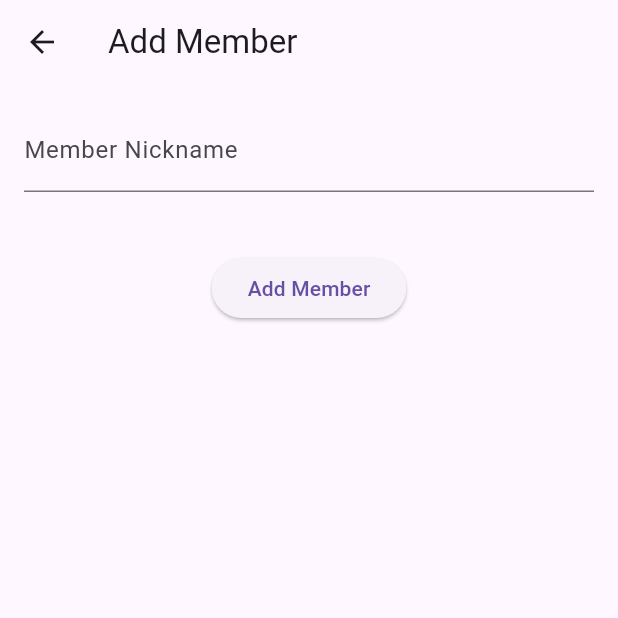
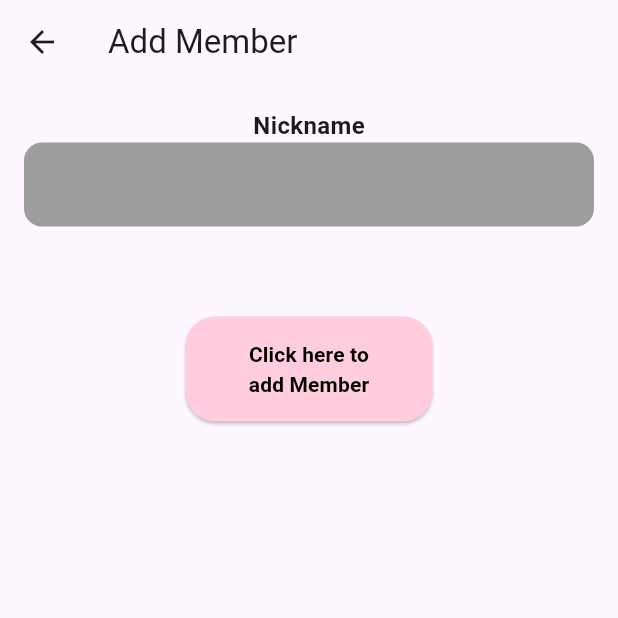
Before and after one commit to ye-one222/IST, a Flutter app: the AddMember screen opened directly with empty values, on a phone screen of 412 x 824 dp, the top half of it. Run offline on Flutter 3.47's test engine with Material 3 defaults, Android fonts, the light colour scheme and no system bars.

Commit message:
feat: 백 멤버추가 오류, 프론트 머지

```diff
--- a/se_frontend/lib/add_member.dart
+++ b/se_frontend/lib/add_member.dart
@@ -1,6 +1,8 @@
 import 'package:flutter/material.dart';
 import 'package:http/http.dart' as http;
 import 'package:se_frontend/myDashBoard.dart';
+
+final GlobalKey<FormState> _formKey = GlobalKey<FormState>();
 
 class AddMember extends StatefulWidget {
   final int projectId;
@@ -92,26 +94,65 @@ class _AddMemberState extends State<AddMember> {
       appBar: AppBar(title: const Text('Add Member')),
       body: Padding(
         padding: const EdgeInsets.all(16.0),
+        child: Form(
+          key: _formKey,
           child: Column(
             children: [
-            TextField(
+              const Text(
+                'Nickname',
+                style: TextStyle(
+                  fontSize: 16,
+                  fontWeight: FontWeight.bold,
+                ),
+              ),
+              TextFormField(
                 controller: _nicknameController,
-              decoration: const InputDecoration(labelText: 'Member Nickname'),
+                decoration: InputDecoration(
+                  filled: true,
+                  fillColor: Colors.grey,
+                  border: OutlineInputBorder(
+                    borderRadius: BorderRadius.circular(12.0),
+                    borderSide: BorderSide.none,
+                  ),
+                ),
+                style: const TextStyle(color: Colors.white),
+                validator: (value) {
+                  if (value == null || value.isEmpty) {
+                    return 'Please enter a nickname';
+                  }
+                  return null;
+                },
               ),
               const SizedBox(height: 20),
-            if (_isLoading)
-              const CircularProgressIndicator()
-            else if (_errorMessage != null)
+              if (_errorMessage != null)
                 Text(
                   _errorMessage!,
                   style: const TextStyle(color: Colors.red),
                 ),
-            const SizedBox(height: 20),
-            ElevatedButton(
+              const SizedBox(height: 40),
+              Align(
+                  alignment: Alignment.bottomCenter,
+                  child: SizedBox(
+                      width: MediaQuery.of(context).size.width * 0.4,
+                      height: 70,
+                      child: ElevatedButton(
                           onPressed: _checkAndAddMember,
-              child: const Text('Add Member'),
+                          style: ElevatedButton.styleFrom(
+                              backgroundColor:
+                                  const Color.fromARGB(255, 255, 205, 220),
+                              fixedSize: const Size.fromHeight(50),
+                              shape: RoundedRectangleBorder(
+                                  borderRadius: BorderRadius.circular(20))),
+                          child: const Text(
+                            'Click here to\nadd Member',
+                            textAlign: TextAlign.center,
+                            style: TextStyle(
+                                color: Color.fromARGB(255, 0, 0, 0),
+                                fontSize: 14,
+                                fontWeight: FontWeight.bold),
+                          )))),
+            ],
           ),
-          ],
         ),
       ),
     );
```
Also changed, not shown: se_frontend/lib/projectPage.dart (+33 -9 lines), 1 other file. Lines whose indentation alone changed are shown as unchanged.
